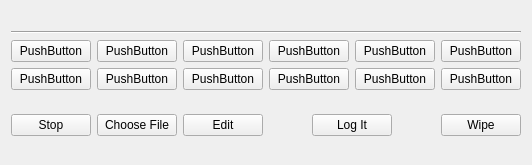
Rsclub22/Minos2-Mirror, file mqt/MqtLogger/dmbuttonframe.ui: the form before one commit.
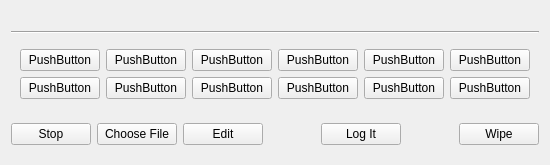
The form after the commit.

Commit message: Hide the F buttons until a sender is present

Diff of the .ui file:
```diff
--- a/mqt/MqtLogger/dmbuttonframe.ui
+++ b/mqt/MqtLogger/dmbuttonframe.ui
@@ -13,7 +13,7 @@
   <property name="windowTitle">
    <string>Frame</string>
   </property>
-  <layout class="QVBoxLayout" name="verticalLayout">
+  <layout class="QVBoxLayout" name="verticalLayout_2">
    <item>
     <widget class="QLabel" name="nameLabel">
      <property name="text">
@@ -29,6 +29,9 @@
     </widget>
    </item>
    <item>
+    <widget class="QFrame" name="FButtonFrame">
+     <layout class="QVBoxLayout" name="verticalLayout">
+      <item>
     <layout class="QHBoxLayout" name="horizontalLayout_2">
      <item>
       <widget class="QPushButton" name="F1Button">
@@ -119,6 +122,9 @@
       </widget>
      </item>
     </layout>
+      </item>
+     </layout>
+    </widget>
    </item>
    <item>
     <spacer name="verticalSpacer_2">
```
Lines whose indentation alone changed are shown as unchanged. The commit also changes 1 other file.
